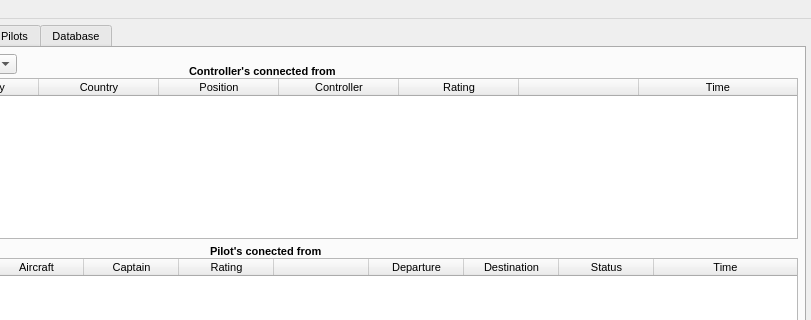
emper0r/IVAO-status, file QtUI/MainWindow_UI.ui: the form before one commit; both pictures show x 213 to 1024 and y 0 to 320 of the 1024 by 690 pixel window.
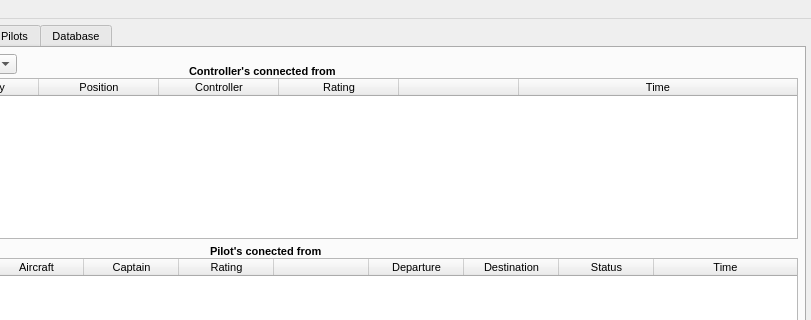
The form after the commit. The open tabs and pages were chosen to show the change. Icons and pictures are not drawn.

Commit message:
* Fixing data in column of inbound/outbound
        + Setting City of airports in search by country
          at columns departure/destination
        + Out library time not use
        + Out some lines not use with time
        + Adjusting little width of some column
        + Fix Column City in the table scheme of sqlite database

```diff
--- a/QtUI/MainWindow_UI.ui
+++ b/QtUI/MainWindow_UI.ui
@@ -804,11 +804,6 @@
         <string>Frequency</string>
        </property>
       </column>
-      <column>
-       <property name="text">
-        <string>Country</string>
-       </property>
-      </column>
       <column>
        <property name="text">
         <string>Position</string>
```
The commit also changes 3 other files.
